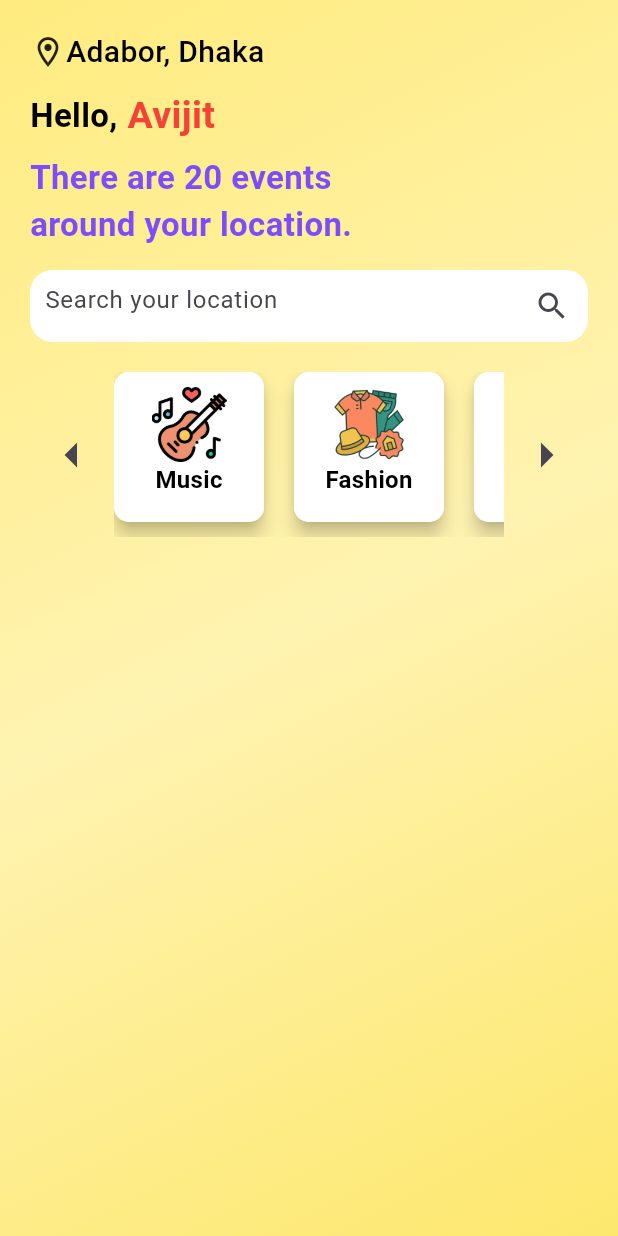
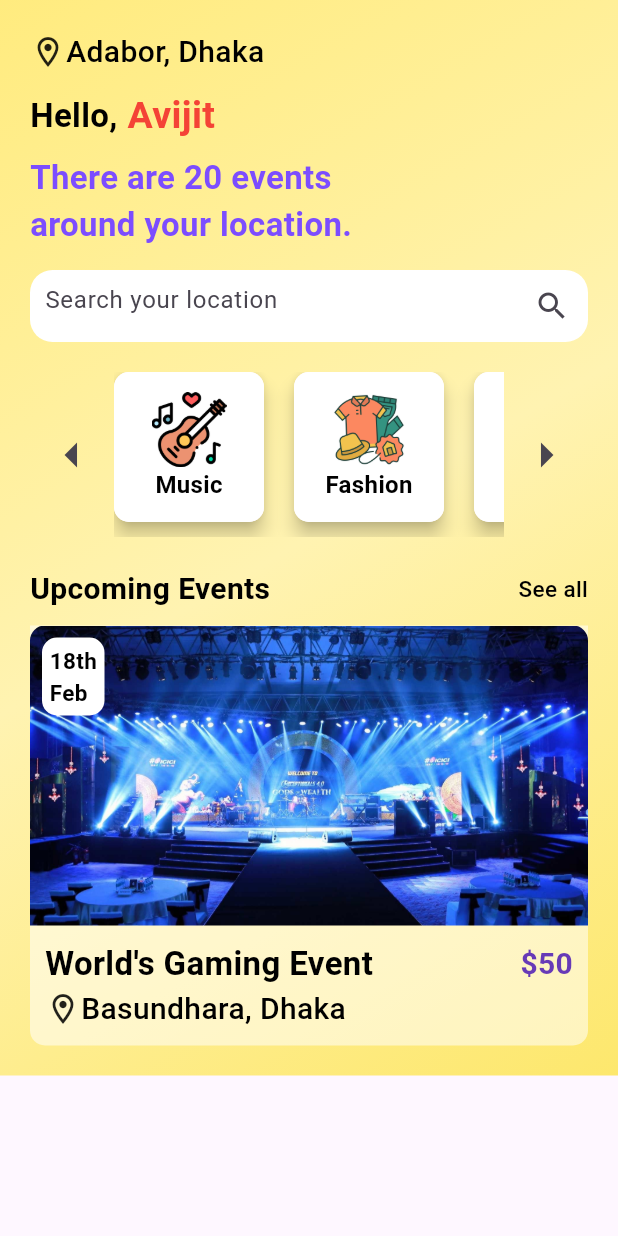
Before and after one commit to AvijitDasAvi/Event-Booking-App, a Flutter app: the screen it shows after launch, on a phone screen of 412 x 824 dp. Run offline on Flutter 3.47's test engine with Material 3 defaults, Android fonts, the phone set to English and light mode, and no system bars.

Commit message:
Home page design complete

```diff
--- a/lib/pages/home_page.dart
+++ b/lib/pages/home_page.dart
@@ -38,7 +38,8 @@ class _HomePageState extends State<HomePage> {
   @override
   Widget build(BuildContext context) {
     return Scaffold(
-      body: Container(
+      body: SingleChildScrollView(
+        child: Container(
           padding: EdgeInsets.all(20.0),
           width: MediaQuery.of(context).size.width,
           decoration: BoxDecoration(
@@ -164,7 +165,121 @@ class _HomePageState extends State<HomePage> {
                   ),
                 ],
               ),
+              SizedBox(
+                height: 20.0,
+              ),
+              Row(
+                mainAxisAlignment: MainAxisAlignment.spaceBetween,
+                children: [
+                  Text(
+                    "Upcoming Events",
+                    style: TextStyle(
+                      color: Colors.black,
+                      fontSize: 20.0,
+                      fontWeight: FontWeight.bold,
+                    ),
+                  ),
+                  Text(
+                    "See all",
+                    style: TextStyle(
+                      color: Colors.black,
+                      fontSize: 15.0,
+                      fontWeight: FontWeight.w500,
+                    ),
+                  ),
                 ],
+              ),
+              SizedBox(
+                height: 10.0,
+              ),
+              Container(
+                decoration: BoxDecoration(
+                  color: Colors.white54,
+                  borderRadius: BorderRadius.only(
+                    bottomLeft: Radius.circular(10.0),
+                    bottomRight: Radius.circular(10.0),
+                  ),
+                ),
+                child: Column(
+                  children: [
+                    Stack(
+                      children: [
+                        ClipRRect(
+                          borderRadius: BorderRadius.only(
+                            topLeft: Radius.circular(10.0),
+                            topRight: Radius.circular(10.0),
+                          ),
+                          child: Image.asset(
+                            "assets/images/events.jpg",
+                            height: 200.0,
+                            width: MediaQuery.of(context).size.width,
+                            fit: BoxFit.cover,
+                          ),
+                        ),
+                        Container(
+                          margin: EdgeInsets.only(left: 8.0, top: 8.0),
+                          padding: EdgeInsets.all(5.0),
+                          decoration: BoxDecoration(
+                            color: Colors.white,
+                            borderRadius: BorderRadius.circular(10.0),
+                          ),
+                          child: Text(
+                            "18th\nFeb",
+                            style: TextStyle(
+                              color: Colors.black,
+                              fontSize: 15.0,
+                              fontWeight: FontWeight.bold,
+                            ),
+                          ),
+                        ),
+                      ],
+                    ),
+                    Padding(
+                      padding: EdgeInsets.all(10.0),
+                      child: Column(
+                        children: [
+                          Row(
+                            mainAxisAlignment: MainAxisAlignment.spaceBetween,
+                            children: [
+                              Text(
+                                "World's Gaming Event",
+                                style: TextStyle(
+                                  color: Colors.black,
+                                  fontWeight: FontWeight.bold,
+                                  fontSize: 22.0,
+                                ),
+                              ),
+                              Text(
+                                "\$50",
+                                style: TextStyle(
+                                  color: Colors.deepPurple,
+                                  fontWeight: FontWeight.bold,
+                                  fontSize: 20.0,
+                                ),
+                              ),
+                            ],
+                          ),
+                          Row(
+                            children: [
+                              Icon(Icons.location_on_outlined),
+                              Text(
+                                "Basundhara, Dhaka",
+                                style: TextStyle(
+                                  color: Colors.black,
+                                  fontSize: 20.0,
+                                  fontWeight: FontWeight.w500,
+                                ),
+                              ),
+                            ],
+                          ),
+                        ],
+                      ),
+                    )
+                  ],
+                ),
+              )
+            ],
+          ),
         ),
       ),
     );
--- a/lib/widgets/categoryItem.dart
+++ b/lib/widgets/categoryItem.dart
@@ -14,6 +14,7 @@ Widget buildCategoryItem(String imagePath, String label) {
         ),
         width: 100.0,
         child: Column(
+          mainAxisAlignment: MainAxisAlignment.center,
           children: [
             Image.asset(
               imagePath,
```
Also changed, not shown: assets/images/events.jpg (added). Lines whose indentation alone changed are shown as unchanged.
